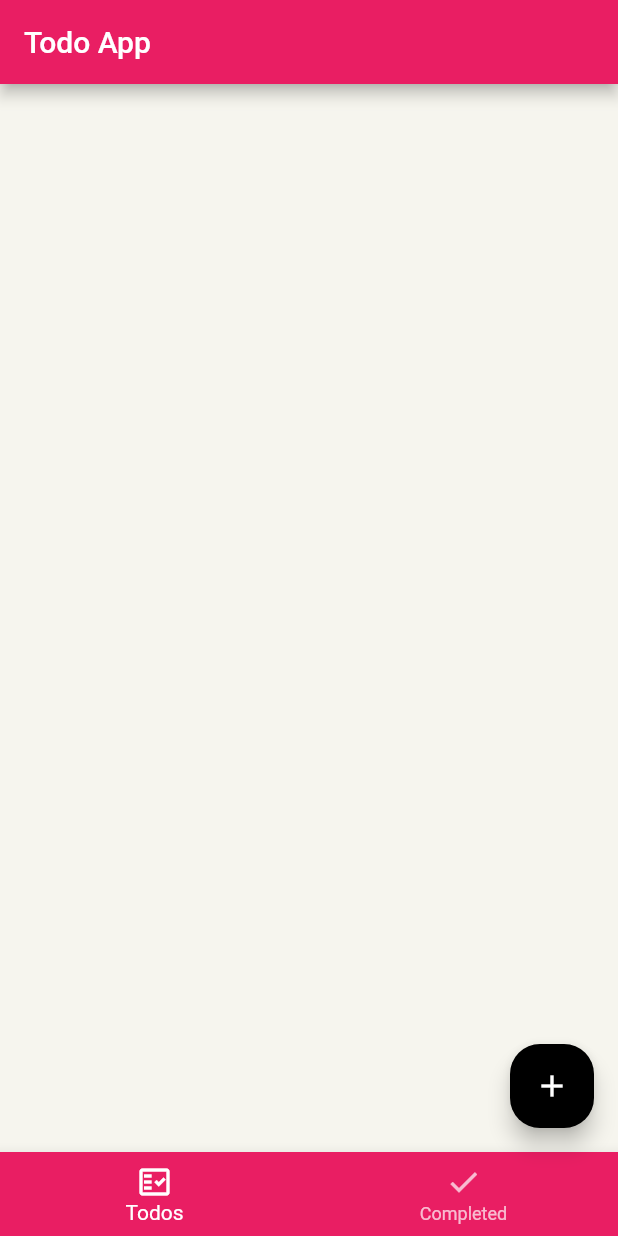
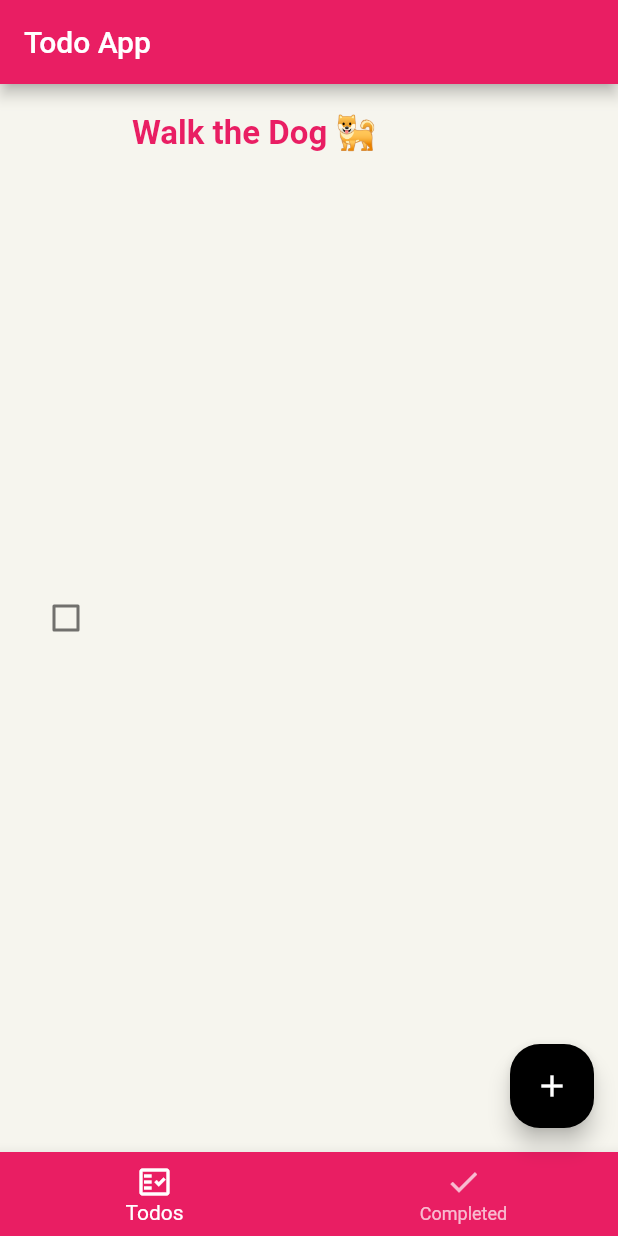
Before and after one commit to KhuzaimaNawab/Todo, a Flutter app: the screen it shows after launch, on a phone screen of 412 x 824 dp. Run offline on Flutter 3.47's test engine with Material 2 defaults, Android fonts, the phone set to English and light mode, and no system bars; drawn by our look-alikes of flutter_slidable; missing offline and left inert: dart:ffi.

Commit message:
third commit

```diff
--- /dev/null
+++ b/lib/modal/todo.dart
@@ -0,0 +1,17 @@
+import 'dart:ffi';
+
+class Todo {
+  final String title;
+  final String description;
+  final String id;
+  final bool isDone;
+  final DateTime createdTime;
+
+  Todo({
+    required this.title,
+    required this.createdTime,
+    this.description = '',
+    this.id= '',
+    this.isDone = false,
+  });
+}
--- a/lib/screens/home_page.dart
+++ b/lib/screens/home_page.dart
@@ -1,6 +1,7 @@
 import 'package:flutter/material.dart';
 
 import '../widgets/add_todo_dialog_widget.dart';
+import '../widgets/todo_list_widget.dart';
 
 class HomePage extends StatefulWidget {
   const HomePage({super.key});
@@ -15,7 +16,7 @@ class _HomePageState extends State<HomePage> {
   @override
   Widget build(BuildContext context) {
     final tabs = [
-      Container(),
+      TodoList(),
       Container(),
     ];
 
--- /dev/null
+++ b/lib/widgets/todo_list_widget.dart
@@ -0,0 +1,18 @@
+import 'package:flutter/material.dart';
+
+import '../modal/todo.dart';
+import 'todo_widget.dart';
+
+class TodoList extends StatelessWidget {
+  const TodoList({super.key});
+
+  @override
+  Widget build(BuildContext context) {
+    return TodoWidget(todo: Todo(
+      createdTime: DateTime.now(),
+      title: 'Walk the Dog 🐕',
+    ),
+
+    );
+  }
+}
--- /dev/null
+++ b/lib/widgets/todo_widget.dart
@@ -0,0 +1,84 @@
+import 'package:flutter/material.dart';
+import 'package:flutter_slidable/flutter_slidable.dart';
+import 'package:todo_app/modal/todo.dart';
+
+class TodoWidget extends StatelessWidget {
+  final Todo todo;
+  const TodoWidget({super.key, required this.todo});
+
+  @override
+  Widget build(BuildContext context) {
+    return Slidable(
+      key: Key(todo.id),
+      startActionPane: ActionPane(
+        motion: const ScrollMotion(),
+        dismissible: DismissiblePane(onDismissed: () {}),
+        children: [
+          SlidableAction(
+            onPressed: doNothing,
+            backgroundColor: Colors.green,
+            foregroundColor: Colors.white,
+            icon: Icons.edit,
+            label: 'Edit',
+          ),
+        ],
+      ),
+      endActionPane: ActionPane(
+        motion: const ScrollMotion(),
+        children: [
+          SlidableAction(
+            onPressed: doNothing,
+            backgroundColor: const Color(0xFFFE4A49),
+            foregroundColor: Colors.white,
+            icon: Icons.delete,
+            label: 'Delete',
+          ),
+        ],
+      ),
+      child: Container(
+        width: double.infinity,
+        padding: const EdgeInsets.all(20),
+        child: Row(
+          crossAxisAlignment: CrossAxisAlignment.center,
+          children: [
+            Checkbox(
+              activeColor: Theme.of(context).primaryColor,
+              checkColor: Colors.white,
+              value: todo.isDone,
+              onChanged: (_) {},
+            ),
+            const SizedBox(width: 20),
+            Expanded(
+              child: Column(
+                crossAxisAlignment: CrossAxisAlignment.start,
+                children: [
+                  Text(
+                    todo.title,
+                    style: TextStyle(
+                      fontWeight: FontWeight.bold,
+                      color: Theme.of(context).primaryColor,
+                      fontSize: 22,
+                    ),
+                  ),
+                  if (todo.description.isNotEmpty)
+                    Container(
+                      margin: const EdgeInsets.only(top: 4),
+                      child: Text(
+                        todo.description,
+                        style: const TextStyle(
+                          fontSize: 20,
+                          height: 1.5,
+                        ),
+                      ),
+                    ),
+                ],
+              ),
+            ),
+          ],
+        ),
+      ),
+    );
+  }
+
+  void doNothing(BuildContext context) {}
+}
```
